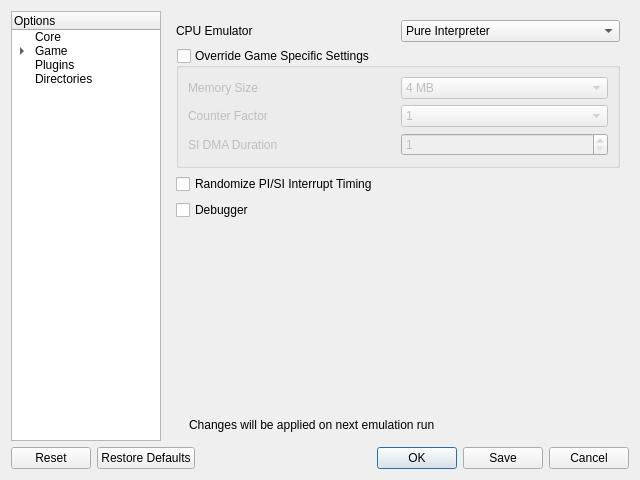
The window that Source/RMG/UserInterface/Dialog/SettingsDialog.ui (Rosalie241/RMG) describes before a commit, drawn with Qt 5.
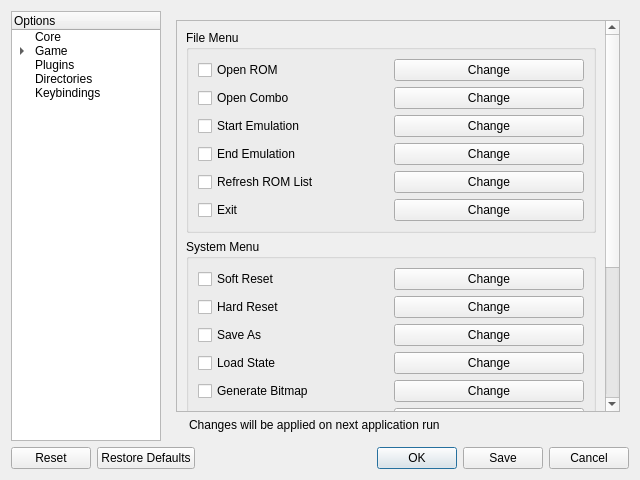
The same window after the commit. Icons and pictures are not drawn.

Commit message: settings dialog work

Patch:
```diff
--- a/Source/RMG/UserInterface/Dialog/SettingsDialog.ui
+++ b/Source/RMG/UserInterface/Dialog/SettingsDialog.ui
@@ -91,12 +91,17 @@
            <string>Directories</string>
           </property>
          </item>
+         <item>
+          <property name="text">
+           <string>Keybindings</string>
+          </property>
+         </item>
         </widget>
        </item>
        <item>
         <widget class="QStackedWidget" name="stackedWidget">
          <property name="currentIndex">
-          <number>0</number>
+          <number>6</number>
          </property>
          <widget class="QWidget" name="coreSettingsPage">
           <layout class="QVBoxLayout" name="verticalLayout_2">
@@ -1144,7 +1149,7 @@
                 </widget>
                </item>
                <item>
-                <widget class="QGroupBox" name="groupBox_15">
+                <widget class="QGroupBox" name="overrideUserDirectories">
                  <property name="enabled">
                   <bool>true</bool>
                  </property>
@@ -1258,6 +1263,405 @@
            </item>
           </layout>
          </widget>
+         <widget class="QWidget" name="keybindingsPage">
+          <layout class="QVBoxLayout" name="verticalLayout_12">
+           <item>
+            <widget class="QScrollArea" name="scrollArea_2">
+             <property name="widgetResizable">
+              <bool>true</bool>
+             </property>
+             <widget class="QWidget" name="scrollAreaWidgetContents_2">
+              <property name="geometry">
+               <rect>
+                <x>0</x>
+                <y>-446</y>
+                <width>431</width>
+                <height>828</height>
+               </rect>
+              </property>
+              <layout class="QVBoxLayout" name="verticalLayout_13">
+               <item>
+                <widget class="QGroupBox" name="groupBox_15">
+                 <property name="title">
+                  <string>File Menu</string>
+                 </property>
+                 <layout class="QVBoxLayout" name="verticalLayout_14">
+                  <item>
+                   <layout class="QHBoxLayout" name="horizontalLayout_12">
+                    <item>
+                     <widget class="QCheckBox" name="checkBox_2">
+                      <property name="text">
+                       <string>Open ROM</string>
+                      </property>
+                     </widget>
+                    </item>
+                    <item>
+                     <widget class="QPushButton" name="pushButton_15">
+                      <property name="text">
+                       <string>Change</string>
+                      </property>
+                     </widget>
+                    </item>
+                   </layout>
+                  </item>
+                  <item>
+                   <layout class="QHBoxLayout" name="horizontalLayout_27">
+                    <item>
+                     <widget class="QCheckBox" name="checkBox_3">
+                      <property name="text">
+                       <string>Open Combo</string>
+                      </property>
+                     </widget>
+                    </item>
+                    <item>
+                     <widget class="QPushButton" name="pushButton_16">
+                      <property name="text">
+                       <string>Change</string>
+                      </property>
+                     </widget>
+                    </item>
+                   </layout>
+                  </item>
+                  <item>
+                   <layout class="QHBoxLayout" name="horizontalLayout_28">
+                    <item>
+                     <widget class="QCheckBox" name="checkBox_4">
+                      <property name="text">
+                       <string>Start Emulation</string>
+                      </property>
+                     </widget>
+                    </item>
+                    <item>
+                     <widget class="QPushButton" name="pushButton_17">
+                      <property name="text">
+                       <string>Change</string>
+                      </property>
+                     </widget>
+                    </item>
+                   </layout>
+                  </item>
+                  <item>
+                   <layout class="QHBoxLayout" name="horizontalLayout_29">
+                    <item>
+                     <widget class="QCheckBox" name="checkBox_5">
+                      <property name="text">
+                       <string>End Emulation</string>
+                      </property>
+                     </widget>
+                    </item>
+                    <item>
+                     <widget class="QPushButton" name="pushButton_18">
+                      <property name="text">
+                       <string>Change</string>
+                      </property>
+                     </widget>
+                    </item>
+                   </layout>
+                  </item>
+                  <item>
+                   <layout class="QHBoxLayout" name="horizontalLayout_30">
+                    <item>
+                     <widget class="QCheckBox" name="checkBox_6">
+                      <property name="text">
+                       <string>Refresh ROM List</string>
+                      </property>
+                     </widget>
+                    </item>
+                    <item>
+                     <widget class="QPushButton" name="pushButton_19">
+                      <property name="text">
+                       <string>Change</string>
+                      </property>
+                     </widget>
+                    </item>
+                   </layout>
+                  </item>
+                  <item>
+                   <layout class="QHBoxLayout" name="horizontalLayout_31">
+                    <item>
+                     <widget class="QCheckBox" name="checkBox_7">
+                      <property name="text">
+                       <string>Exit</string>
+                      </property>
+                     </widget>
+                    </item>
+                    <item>
+                     <widget class="QPushButton" name="pushButton_20">
+                      <property name="text">
+                       <string>Change</string>
+                      </property>
+                     </widget>
+                    </item>
+                   </layout>
+                  </item>
+                 </layout>
+                </widget>
+               </item>
+               <item>
+                <widget class="QGroupBox" name="groupBox_17">
+                 <property name="title">
+                  <string>System Menu</string>
+                 </property>
+                 <layout class="QVBoxLayout" name="verticalLayout_15">
+                  <item>
+                   <layout class="QHBoxLayout" name="horizontalLayout_32">
+                    <item>
+                     <widget class="QCheckBox" name="checkBox_8">
+                      <property name="text">
+                       <string>Soft Reset</string>
+                      </property>
+                     </widget>
+                    </item>
+                    <item>
+                     <widget class="QPushButton" name="pushButton_21">
+                      <property name="text">
+                       <string>Change</string>
+                      </property>
+                     </widget>
+                    </item>
+                   </layout>
+                  </item>
+                  <item>
+                   <layout class="QHBoxLayout" name="horizontalLayout_33">
+                    <item>
+                     <widget class="QCheckBox" name="checkBox_9">
+                      <property name="text">
+                       <string>Hard Reset</string>
+                      </property>
+                     </widget>
+                    </item>
+                    <item>
+                     <widget class="QPushButton" name="pushButton_22">
+                      <property name="text">
+                       <string>Change</string>
+                      </property>
+                     </widget>
+                    </item>
+                   </layout>
+                  </item>
+                  <item>
+                   <layout class="QHBoxLayout" name="horizontalLayout_38">
+                    <item>
+                     <widget class="QCheckBox" name="checkBox_14">
+                      <property name="text">
+                       <string>Save As</string>
+                      </property>
+                     </widget>
+                    </item>
+                    <item>
+                     <widget class="QPushButton" name="pushButton_27">
+                      <property name="text">
+                       <string>Change</string>
+                      </property>
+                     </widget>
+                    </item>
+                   </layout>
+                  </item>
+                  <item>
+                   <layout class="QHBoxLayout" name="horizontalLayout_39">
+                    <item>
+                     <widget class="QCheckBox" name="checkBox_15">
+                      <property name="text">
+                       <string>Load State</string>
+                      </property>
+                     </widget>
+                    </item>
+                    <item>
+                     <widget class="QPushButton" name="pushButton_28">
+                      <property name="text">
+                       <string>Change</string>
+                      </property>
+                     </widget>
+                    </item>
+                   </layout>
+                  </item>
+                  <item>
+                   <layout class="QHBoxLayout" name="horizontalLayout_34">
+                    <item>
+                     <widget class="QCheckBox" name="checkBox_10">
+                      <property name="text">
+                       <string>Generate Bitmap</string>
+                      </property>
+                     </widget>
+                    </item>
+                    <item>
+                     <widget class="QPushButton" name="pushButton_23">
+                      <property name="text">
+                       <string>Change</string>
+                      </property>
+                     </widget>
+                    </item>
+                   </layout>
+                  </item>
+                  <item>
+                   <layout class="QHBoxLayout" name="horizontalLayout_42">
+                    <item>
+                     <widget class="QCheckBox" name="checkBox_18">
+                      <property name="text">
+                       <string>GS Button</string>
+                      </property>
+                     </widget>
+                    </item>
+                    <item>
+                     <widget class="QPushButton" name="pushButton_31">
+                      <property name="text">
+                       <string>Change</string>
+                      </property>
+                     </widget>
+                    </item>
+                   </layout>
+                  </item>
+                  <item>
+                   <layout class="QHBoxLayout" name="horizontalLayout_35">
+                    <item>
+                     <widget class="QCheckBox" name="checkBox_11">
+                      <property name="text">
+                       <string>Limit FPS</string>
+                      </property>
+                     </widget>
+                    </item>
+                    <item>
+                     <widget class="QPushButton" name="pushButton_24">
+                      <property name="text">
+                       <string>Change</string>
+                      </property>
+                     </widget>
+                    </item>
+                   </layout>
+                  </item>
+                  <item>
+                   <layout class="QHBoxLayout" name="horizontalLayout_40">
+                    <item>
+                     <widget class="QCheckBox" name="checkBox_16">
+                      <property name="text">
+                       <string>Load</string>
+                      </property>
+                     </widget>
+                    </item>
+                    <item>
+                     <widget class="QPushButton" name="pushButton_29">
+                      <property name="text">
+                       <string>Change</string>
+                      </property>
+                     </widget>
+                    </item>
+                   </layout>
+                  </item>
+                  <item>
+                   <layout class="QHBoxLayout" name="horizontalLayout_41">
+                    <item>
+                     <widget class="QCheckBox" name="checkBox_17">
+                      <property name="text">
+                       <string>Cheats</string>
+                      </property>
+                     </widget>
+                    </item>
+                    <item>
+                     <widget class="QPushButton" name="pushButton_30">
+                      <property name="text">
+                       <string>Change</string>
+                      </property>
+                     </widget>
+                    </item>
+                   </layout>
+                  </item>
+                  <item>
+                   <layout class="QHBoxLayout" name="horizontalLayout_36">
+                    <item>
+                     <widget class="QCheckBox" name="checkBox_12">
+                      <property name="text">
+                       <string>Swap Disk</string>
+                      </property>
+                     </widget>
+                    </item>
+                    <item>
+                     <widget class="QPushButton" name="pushButton_25">
+                      <property name="text">
+                       <string>Change</string>
+                      </property>
+                     </widget>
+                    </item>
+                   </layout>
+                  </item>
+                  <item>
+                   <layout class="QHBoxLayout" name="horizontalLayout_37">
+                    <item>
+                     <widget class="QCheckBox" name="checkBox_13">
+                      <property name="text">
+                       <string>Save State</string>
+                      </property>
+                     </widget>
+                    </item>
+                    <item>
+                     <widget class="QPushButton" name="pushButton_26">
+                      <property name="text">
+                       <string>Change</string>
+                      </property>
+                     </widget>
+                    </item>
+                   </layout>
+                  </item>
+                 </layout>
+                </widget>
+               </item>
+               <item>
+                <widget class="QGroupBox" name="groupBox_18">
+                 <property name="title">
+                  <string>Options menu</string>
+                 </property>
+                </widget>
+               </item>
+              </layout>
+             </widget>
+            </widget>
+           </item>
+           <item>
+            <layout class="QHBoxLayout" name="emulationInfoLayout_7">
+             <property name="sizeConstraint">
+              <enum>QLayout::SetDefaultConstraint</enum>
+             </property>
+             <item>
+              <widget class="QLabel" name="label_23">
+               <property name="sizePolicy">
+                <sizepolicy hsizetype="Minimum" vsizetype="Preferred">
+                 <horstretch>0</horstretch>
+                 <verstretch>0</verstretch>
+                </sizepolicy>
+               </property>
+               <property name="text">
+                <string/>
+               </property>
+               <property name="pixmap">
+                <pixmap resource="SettingsDialog.qrc">:/newPrefix/Resource/Info.ico</pixmap>
+               </property>
+               <property name="wordWrap">
+                <bool>false</bool>
+               </property>
+              </widget>
+             </item>
+             <item>
+              <widget class="QLabel" name="label_24">
+               <property name="sizePolicy">
+                <sizepolicy hsizetype="Expanding" vsizetype="Minimum">
+                 <horstretch>0</horstretch>
+                 <verstretch>0</verstretch>
+                </sizepolicy>
+               </property>
+               <property name="midLineWidth">
+                <number>1</number>
+               </property>
+               <property name="text">
+                <string>Changes will be applied on next application run</string>
+               </property>
+               <property name="textFormat">
+                <enum>Qt::PlainText</enum>
+               </property>
+              </widget>
+             </item>
+            </layout>
+           </item>
+          </layout>
+         </widget>
         </widget>
        </item>
       </layout>
```
Left out of the diff: 14 changed lines with no effect on the pictures. The commit also changes 5 other files.
